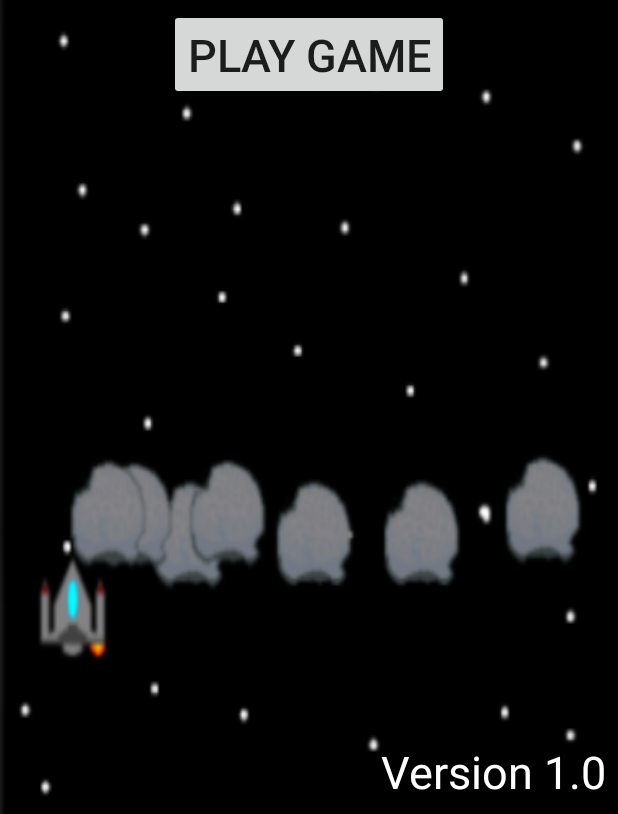
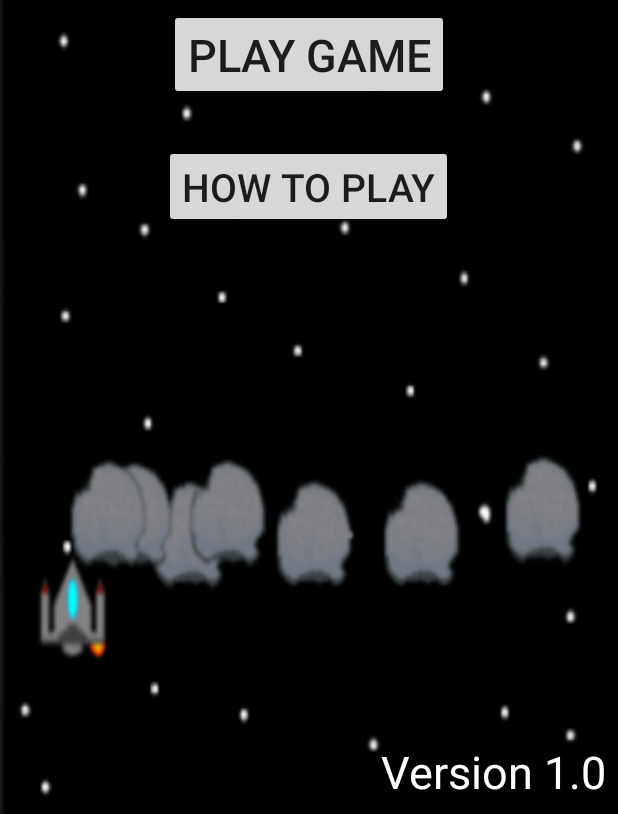
Before and after one commit to ggarofalo1/spaceInvaderApp, an Android app: the screen it shows after launch (GreetingScreen), on a phone screen of 412 x 824 dp, the part 422-1236 px from its top. Run offline under Robolectric (Android 15) with nearby library versions, the phone set to English and light mode, and no system bars.

Commit message:
Added help screen

```diff
--- a/app/src/main/AndroidManifest.xml
+++ b/app/src/main/AndroidManifest.xml
@@ -18,7 +18,8 @@
             </intent-filter>
         </activity>
         <activity android:name=".MainActivity">
-
+        </activity>
+        <activity android:name=".HelpActivity">
         </activity>
     </application>
 
--- a/app/src/main/java/com/spaceisgreat/www/invaderapp/GreetingScreen.java
+++ b/app/src/main/java/com/spaceisgreat/www/invaderapp/GreetingScreen.java
@@ -13,6 +13,7 @@ public class GreetingScreen extends AppCompatActivity {
     private TextView title;
     private TextView version;
     private Button play;
+    private Button help;
     public final double VERSION = 1.0;
 
 
@@ -23,6 +24,12 @@ public class GreetingScreen extends AppCompatActivity {
         }
     };
 
+    private View.OnClickListener clickHelp = new View.OnClickListener() {
+        @Override
+        public void onClick(View v) {
+            clickedHelp();
+        }
+    };
 
     @Override
     protected void onCreate(Bundle savedInstanceState) {
@@ -41,6 +48,11 @@ public class GreetingScreen extends AppCompatActivity {
         //Button
         play = findViewById(R.id.playGame);
         play.setOnClickListener(clickPlaygame);
+
+        //How to play button
+        help = findViewById(R.id.help);
+        help.setOnClickListener(clickHelp);
+
     }
 
 
@@ -49,4 +61,9 @@ public class GreetingScreen extends AppCompatActivity {
         Intent game = new Intent(this, MainActivity.class);
         this.startActivity(game);
     }
+
+    public void clickedHelp(){
+        Intent help = new Intent(this, HelpActivity.class);
+        this.startActivity(help);
+    }
 }
--- a/app/src/main/res/layout/activity_greating_screen.xml
+++ b/app/src/main/res/layout/activity_greating_screen.xml
@@ -34,6 +34,14 @@
             android:text="@string/play_game"
             android:textSize="30sp" />
 
+        <Button
+            android:id="@+id/help"
+            android:layout_width="wrap_content"
+            android:layout_height="wrap_content"
+            android:layout_marginTop="30sp"
+            android:text="@string/help"
+            android:textSize="26sp" />
+
     </LinearLayout>
 
     <TextView
--- a/app/src/main/res/layout/fragment_settings.xml
+++ b/app/src/main/res/layout/fragment_settings.xml
@@ -34,7 +34,7 @@
         android:layout_row="0"
         android:layout_column="1"
         android:layout_gravity="fill_horizontal"
-        android:max="3" />
+        android:max="2" />
 
     <TextView
         android:id="@+id/usernameTextView"
--- a/app/src/main/res/values/dimens.xml
+++ b/app/src/main/res/values/dimens.xml
@@ -2,4 +2,5 @@
     <dimen name="fab_margin">16dp</dimen>
     <dimen name="activity_vertical_margin">16dp</dimen>
     <dimen name="activity_horizontal_margin">16dp</dimen>
+    <dimen name="help_text_size">40sp</dimen>
 </resources>
--- a/app/src/main/res/values/strings.xml
+++ b/app/src/main/res/values/strings.xml
@@ -18,4 +18,9 @@
     <string name="version">Version %.1f</string>
     <string name="game_over">Game Over</string>
     <string name="score">Score %.1f</string>
+    <string name="help">HOW TO PLAY</string>
+    <string name="returnToGame">Return To Game</string>
+    <string name="help_one">Tap to move there!</string>
+    <string name="help_two">Avoid these!</string>
+    <string name="help_three">The longer you survive, the higher your score!</string>
 </resources>
```
Also changed, not shown: app/src/main/java/com/spaceisgreat/www/invaderapp/GameSurface.java (+12 -12 lines), app/src/main/res/drawable/arrow.png (added), app/src/main/res/drawable/gesture.png (added).
